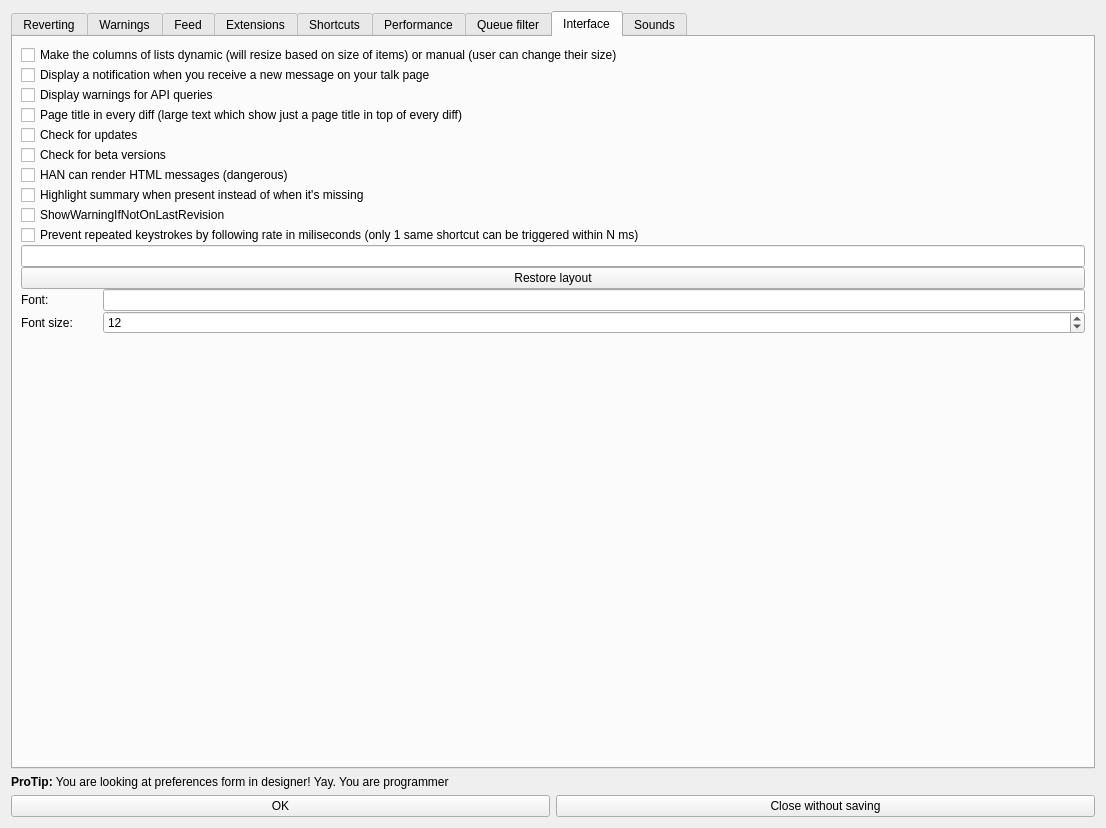
First picture: the form in src/huggle_ui/preferences.ui, repository huggle/huggle3-qt-lx, before the edit.
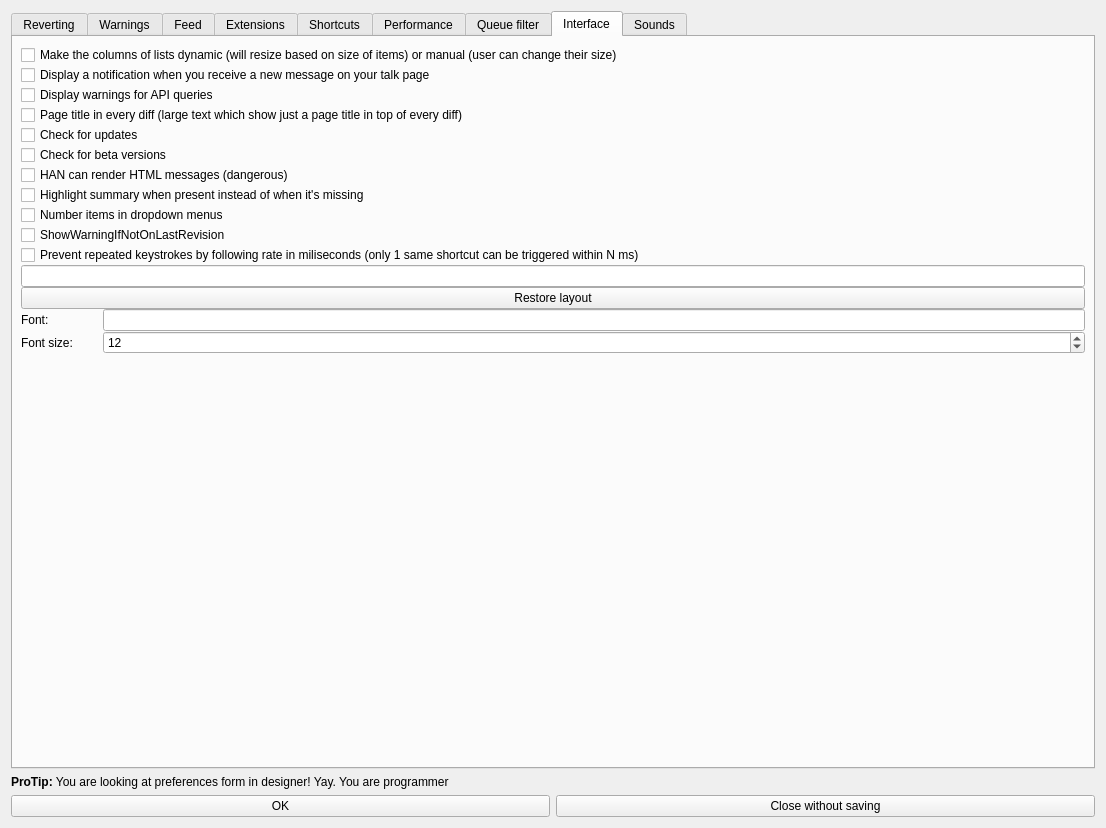
Second picture: the form after the edit. The open tabs and pages were chosen to show the change. Icons and pictures are not drawn.

Commit message: number items in dropdown menus

Patch:
```diff
--- a/src/huggle_ui/preferences.ui
+++ b/src/huggle_ui/preferences.ui
@@ -1018,6 +1018,13 @@
          </property>
         </widget>
        </item>
+       <item>
+        <widget class="QCheckBox" name="cbNumberMenus">
+         <property name="text">
+          <string>Number items in dropdown menus</string>
+         </property>
+        </widget>
+       </item>
        <item>
         <widget class="QCheckBox" name="cbShowWarningIfNotOnLastRevision">
          <property name="text">
```
The commit also changes 11 other files.
